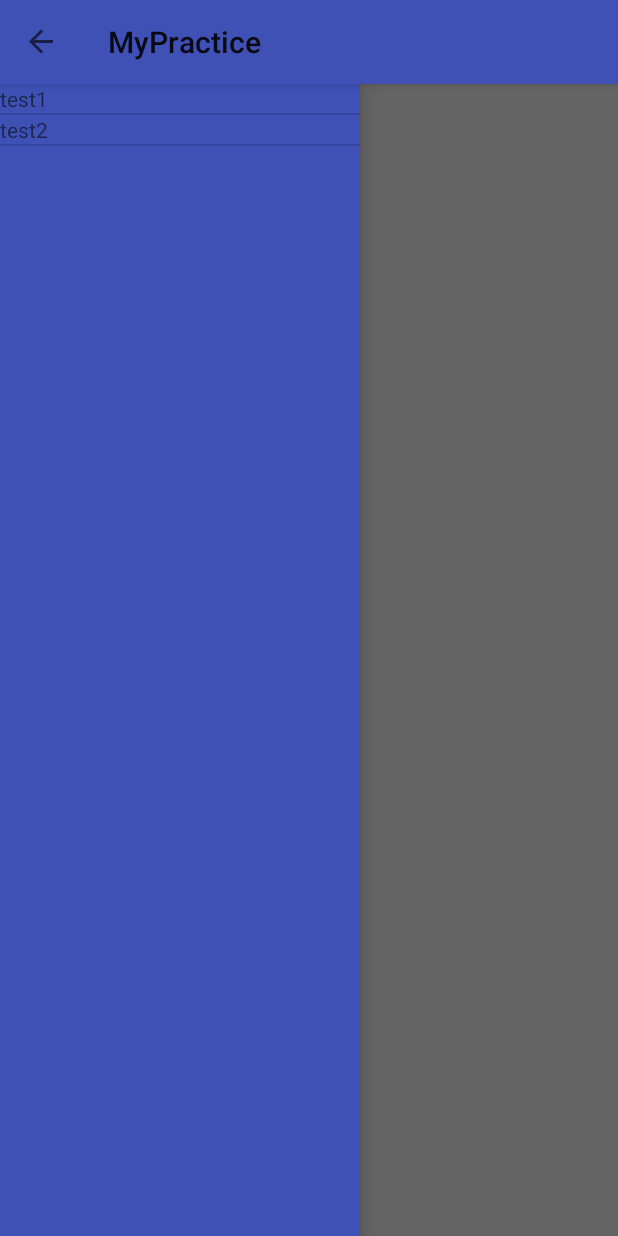
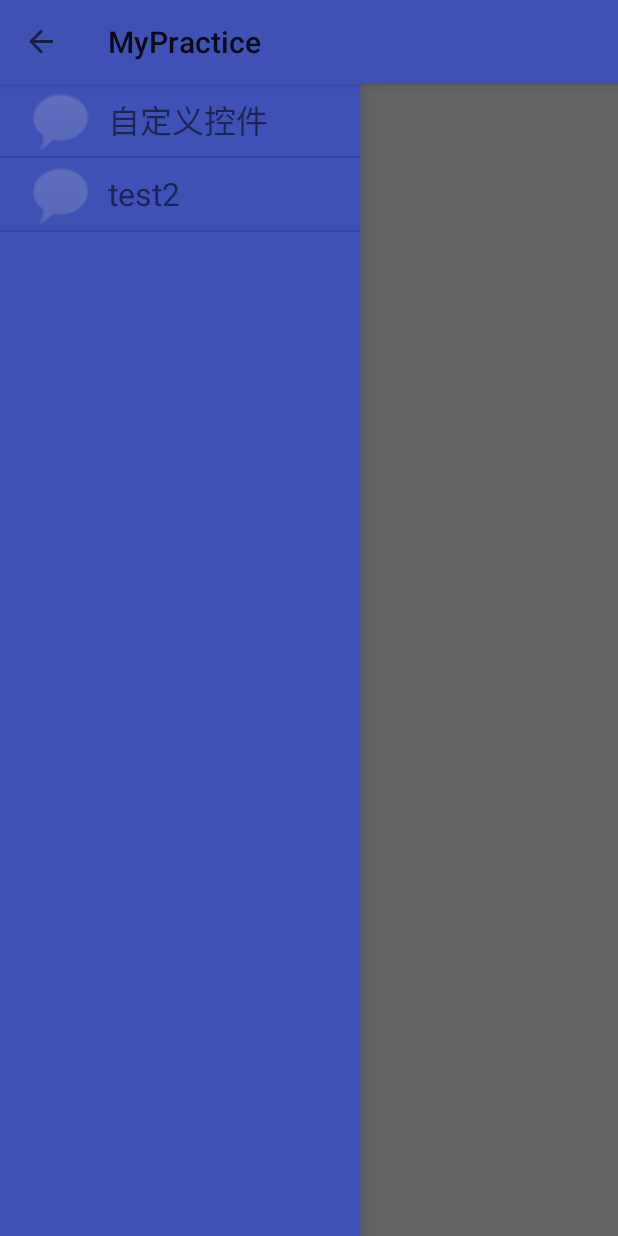
Before and after one commit to xgs925/MyPractice, an Android app: the screen it shows after launch (MainActivity), with the side drawer open, on a phone screen of 412 x 824 dp. Run offline under Robolectric (Android 15) with nearby library versions, the phone set to English and light mode, and no system bars; our stand-ins replace ButterKnife.

Commit message:
RecyclerView

```diff
--- a/app/build.gradle
+++ b/app/build.gradle
@@ -24,4 +24,5 @@ dependencies {
     testCompile 'junit:junit:4.12'
     compile 'com.jakewharton:butterknife:7.0.1'
     compile 'com.android.support:appcompat-v7:23.0.1'
+    compile 'com.android.support:recyclerview-v7:23.0.1'
 }
--- a/app/src/main/AndroidManifest.xml
+++ b/app/src/main/AndroidManifest.xml
@@ -15,8 +15,6 @@
                 <category android:name="android.intent.category.LAUNCHER" />
             </intent-filter>
         </activity>
-        <activity android:name=".MyViewActivity" >
-        </activity>
     </application>
 
 </manifest>
--- a/app/src/main/java/com/gus/mypractice/MainActivity.java
+++ b/app/src/main/java/com/gus/mypractice/MainActivity.java
@@ -1,6 +1,7 @@
 package com.gus.mypractice;
 
 import android.app.ActionBar;
+import android.support.v4.app.FragmentTransaction;
 import android.support.v4.widget.DrawerLayout;
 import android.support.v7.app.ActionBarDrawerToggle;
 import android.support.v7.app.AppCompatActivity;
@@ -8,6 +9,7 @@ import android.os.Bundle;
 import android.support.v7.widget.Toolbar;
 import android.view.View;
 import android.view.ViewGroup;
+import android.widget.AdapterView;
 import android.widget.BaseAdapter;
 import android.widget.FrameLayout;
 import android.widget.ListView;
@@ -24,10 +26,8 @@ public class MainActivity extends AppCompatActivity {
     DrawerLayout mDrawerLayout;
     @Bind(R.id.drawer_view_list)
     ListView mDrawViewList;
-    @Bind(R.id.main_view)
-    FrameLayout mMainView;
     private ActionBarDrawerToggle mActionBarDrawerToggle;
-    private String[] mDrawerListTitles = {"test1", "test2"};
+    private String[] mDrawerListTitles = {"自定义控件", "test2"};
 
     @Override
     protected void onCreate(Bundle savedInstanceState) {
@@ -45,6 +45,14 @@ public class MainActivity extends AppCompatActivity {
         mActionBarDrawerToggle.syncState();
 
         mDrawerLayout.setDrawerListener(mActionBarDrawerToggle);
+        mDrawViewList.setOnItemClickListener(new AdapterView.OnItemClickListener() {
+            @Override
+            public void onItemClick(AdapterView<?> parent, View view, int position, long id) {
+                mDrawerLayout.closeDrawers();
+                mToolbar.setTitle(mDrawerListTitles[position]);
+                replaceFragment(position);
+            }
+        });
         mDrawViewList.setAdapter(new BaseAdapter() {
             @Override
             public int getCount() {
@@ -63,10 +71,17 @@ public class MainActivity extends AppCompatActivity {
 
             @Override
             public View getView(int position, View convertView, ViewGroup parent) {
-                convertView = new TextView(MainActivity.this);
-                ((TextView) convertView).setText(mDrawerListTitles[position]);
+                convertView = getLayoutInflater().inflate(R.layout.drawer_view_list_item, null);
+                TextView title = (TextView) convertView.findViewById(R.id.drawer_view_list_title);
+                title.setText(mDrawerListTitles[position]);
                 return convertView;
-                            }
+            }
         });
     }
+
+    private void replaceFragment(int position) {
+        FragmentTransaction transaction = getSupportFragmentManager().beginTransaction();
+        transaction.replace(R.id.main_view, new MainViewFragment());
+        transaction.commit();
+    }
 }
--- /dev/null
+++ b/app/src/main/res/layout/drawer_view_list_item.xml
@@ -0,0 +1,20 @@
+<?xml version="1.0" encoding="utf-8"?>
+<RelativeLayout xmlns:android="http://schemas.android.com/apk/res/android"
+    android:layout_width="match_parent"
+    android:layout_height="@dimen/menu_list_item_hight">
+
+    <ImageView
+        android:layout_width="@dimen/menu_list_item_hight"
+        android:layout_height="@dimen/menu_list_item_hight"
+        android:layout_marginLeft="@dimen/screen_edge_left_and_right_margin"
+        android:alpha="0.2"
+        android:src="@android:drawable/sym_action_chat" />
+
+    <TextView
+        android:id="@+id/drawer_view_list_title"
+        android:layout_width="wrap_content"
+        android:layout_height="wrap_content"
+        android:layout_centerVertical="true"
+        android:layout_marginLeft="@dimen/content_associated_with_icon"
+        android:textSize="@dimen/list_common_item_word_size" />
+</RelativeLayout>
--- a/app/src/main/res/values/dimens.xml
+++ b/app/src/main/res/values/dimens.xml
@@ -2,4 +2,8 @@
     <!-- Default screen margins, per the Android Design guidelines. -->
     <dimen name="activity_horizontal_margin">16dp</dimen>
     <dimen name="activity_vertical_margin">16dp</dimen>
+    <dimen name="menu_list_item_hight">48dp</dimen>
+    <dimen name="screen_edge_left_and_right_margin">16dp</dimen>
+    <dimen name="list_common_item_word_size">21sp</dimen>
+    <dimen name="content_associated_with_icon">72dp</dimen>
 </resources>
```
Also changed, not shown: app/src/main/java/com/gus/mypractice/MainViewFragment.java (added, +45 -0 lines), app/src/main/java/com/gus/mypractice/MyRecyclerAdapter.java (added, +65 -0 lines), app/src/main/java/com/gus/mypractice/MyViewActivity.java (deleted, +0 -13 lines), app/src/main/res/layout/activity_my_view.xml (deleted, +0 -10 lines), app/src/main/res/layout/fragment_main_view.xml (added, +10 -0 lines), app/src/main/res/layout/main_view_item.xml (added, +9 -0 lines), 1 other file.
